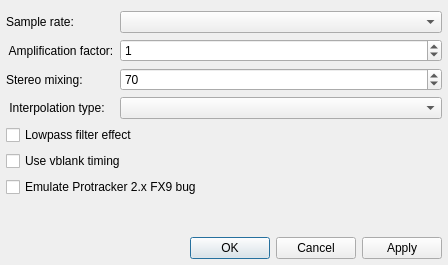
Old version of the form qmmp/src/plugins/Input/xmp/settingsdialog.ui in the repository prinsbert/qmmp-dev.
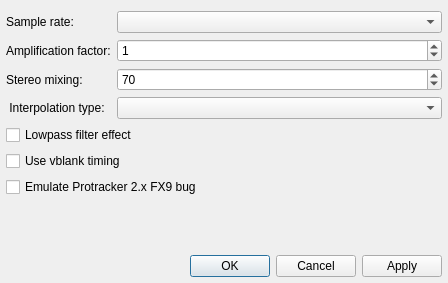
New version of the form.

```diff
--- a/qmmp/src/plugins/Input/xmp/settingsdialog.ui
+++ b/qmmp/src/plugins/Input/xmp/settingsdialog.ui
@@ -7,7 +7,7 @@
     <x>0</x>
     <y>0</y>
     <width>448</width>
-    <height>265</height>
+    <height>283</height>
    </rect>
   </property>
   <property name="windowTitle">
@@ -31,7 +31,7 @@
      <item row="1" column="0">
       <widget class="QLabel" name="label">
        <property name="text">
-        <string> Amplification factor:</string>
+        <string>Amplification factor:</string>
        </property>
       </widget>
      </item>
```
